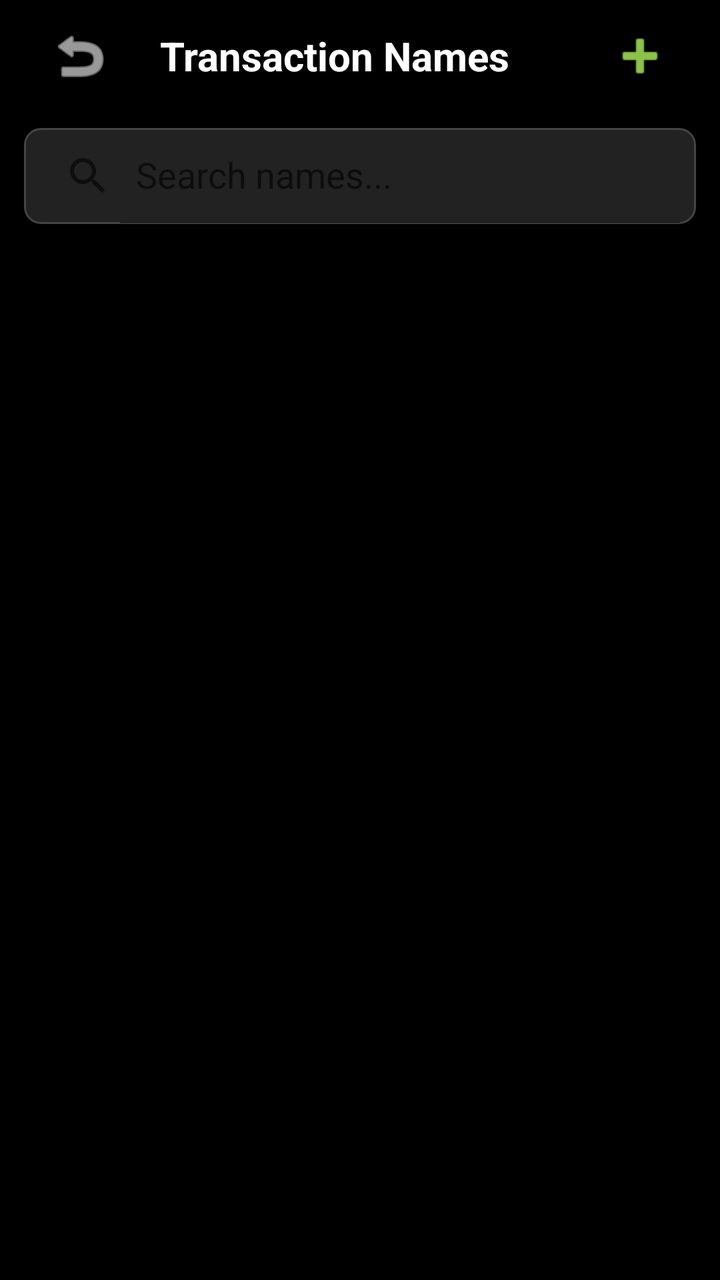
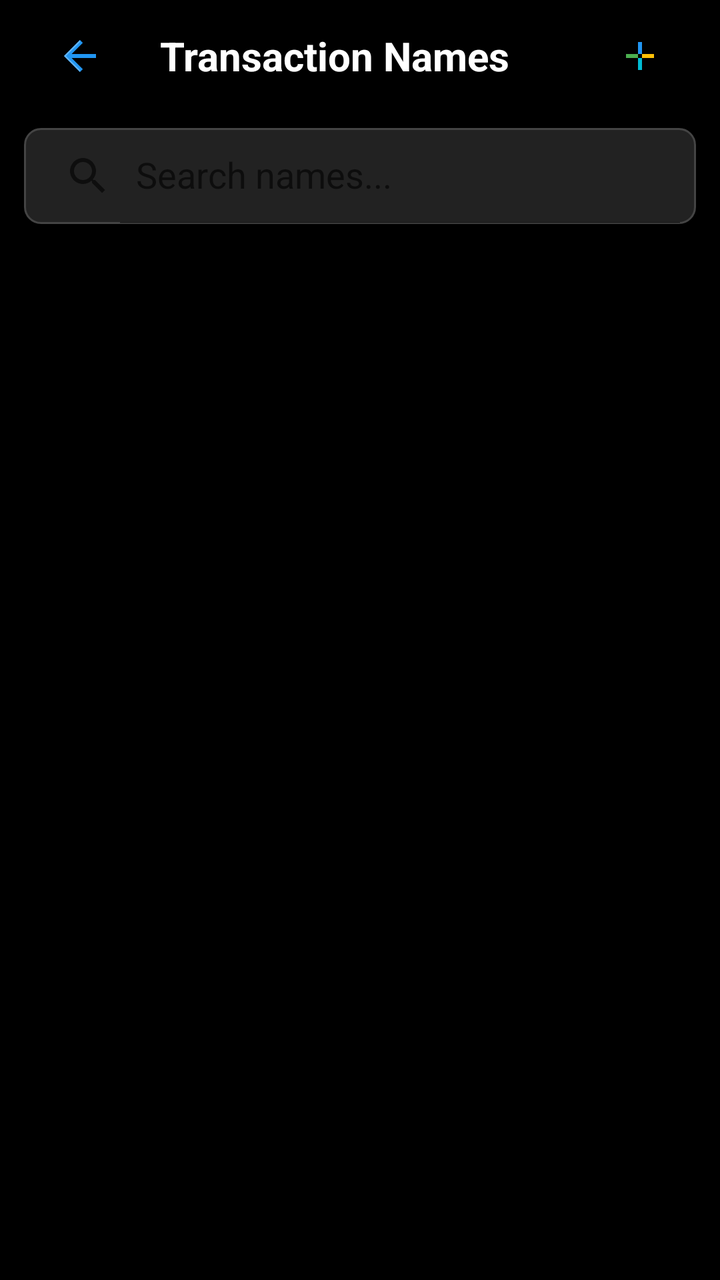

Compare the two renders of this Android layout. The source of the first and the diff that turns it into the second are given below.
<!-- AndroidManifest.xml: activity theme Theme.MyCalendar2026SAR -->
<!-- res/layout/activity_transaction_names.xml -->
<?xml version="1.0" encoding="utf-8"?>
<androidx.constraintlayout.widget.ConstraintLayout xmlns:android="http://schemas.android.com/apk/res/android"
    xmlns:app="http://schemas.android.com/apk/res-auto"
    xmlns:tools="http://schemas.android.com/tools"
    android:layout_width="match_parent"
    android:layout_height="match_parent"
    android:background="#000000"
    tools:context=".TransactionNamesActivity">

    <LinearLayout
        android:id="@+id/txNamesTopBar"
        android:layout_width="match_parent"
        android:layout_height="56dp"
        android:gravity="center_vertical"
        android:orientation="horizontal"
        android:paddingStart="16dp"
        android:paddingEnd="16dp"
        app:layout_constraintTop_toTopOf="parent">

        <ImageButton
            android:id="@+id/txNamesBackButton"
            android:layout_width="48dp"
            android:layout_height="48dp"
            android:background="?attr/selectableItemBackgroundBorderless"
            android:contentDescription="Back"
            android:src="@android:drawable/ic_menu_revert"
            app:tint="@color/white" />

        <TextView
            android:layout_width="0dp"
            android:layout_height="wrap_content"
            android:layout_marginStart="16dp"
            android:layout_weight="1"
            android:text="@string/menu_transaction_names"
            android:textColor="@color/white"
            android:textSize="20sp"
            android:textStyle="bold" />

        <ImageButton
            android:id="@+id/txNamesAddButton"
            android:layout_width="48dp"
            android:layout_height="48dp"
            android:background="?attr/selectableItemBackgroundBorderless"
            android:contentDescription="Add name"
            android:src="@android:drawable/ic_input_add"
            app:tint="@color/light_green" />
    </LinearLayout>

    <androidx.appcompat.widget.SearchView
        android:id="@+id/txNamesSearchView"
        android:layout_width="match_parent"
        android:layout_height="wrap_content"
        android:layout_marginTop="8dp"
        android:layout_marginStart="12dp"
        android:layout_marginEnd="12dp"
        android:background="@drawable/rounded_search_bg"
        app:iconifiedByDefault="false"
        app:queryHint="Search names..."
        app:layout_constraintTop_toBottomOf="@id/txNamesTopBar" />

    <androidx.recyclerview.widget.RecyclerView
        android:id="@+id/txNamesRecyclerView"
        android:layout_width="match_parent"
        android:layout_height="0dp"
        android:padding="8dp"
        app:layout_constraintBottom_toBottomOf="parent"
        app:layout_constraintTop_toBottomOf="@id/txNamesSearchView" />

    <TextView
        android:id="@+id/txNamesEmptyText"
        android:layout_width="wrap_content"
        android:layout_height="wrap_content"
        android:text="No saved names yet. Tap + to add one."
        android:textColor="@color/text_secondary"
        android:visibility="gone"
        app:layout_constraintBottom_toBottomOf="parent"
        app:layout_constraintEnd_toEndOf="parent"
        app:layout_constraintStart_toStartOf="parent"
        app:layout_constraintTop_toBottomOf="@id/txNamesSearchView" />

</androidx.constraintlayout.widget.ConstraintLayout>
<!-- resources referenced by this layout -->
<resources>
  <color name="light_green">#8BC34A</color>
  <color name="text_secondary">#AAAAAA</color>
  <color name="white">#FFFFFFFF</color>
  <!-- drawable rounded_search_bg (drawable) -->
  <?xml version="1.0" encoding="utf-8"?>
  <shape xmlns:android="http://schemas.android.com/apk/res/android">
      <solid android:color="#222222" />
      <corners android:radius="8dp" />
      <stroke android:width="1dp" android:color="#444444" />
  </shape>
  <string name="menu_transaction_names">Transaction Names</string>
  <color name="hunter_green">#355E3B</color>
  <color name="teal_200">#FF03DAC5</color>
  <color name="teal_700">#FF018786</color>
  <color name="black">#FF000000</color>
  <style name="CustomMenuTextAppearance" parent="TextAppearance.AppCompat.Widget.PopupMenu.Large">
          <item name="android:textSize">@dimen/_10ssp</item>
          <item name="android:textColor">@color/white</item>
      </style>
  <style name="CustomPopupMenuStyle" parent="Widget.AppCompat.PopupMenu">
          <item name="android:minWidth">@dimen/_110sdp</item>
      </style>
  <style name="CustomAlertDialogTheme" parent="ThemeOverlay.MaterialComponents.MaterialAlertDialog">
          <item name="colorPrimary">@color/light_green</item>
          <item name="colorAccent">@color/light_green</item>
          <item name="colorSecondary">@color/light_green</item>
          <item name="android:textColorPrimary">@color/white</item>
          
          <item name="buttonBarPositiveButtonStyle">@style/GreenButtonStyle</item>
          <item name="buttonBarNegativeButtonStyle">@style/GreenButtonStyle</item>
          <item name="buttonBarNeutralButtonStyle">@style/GreenButtonStyle</item>
      </style>
  <style name="GreenButtonStyle" parent="Widget.MaterialComponents.Button.TextButton">
          <item name="android:textColor">@color/light_green</item>
      </style>
  <!-- unchanged entries left out for length: 1 -->
</resources>

<!-- the commit's change to res/layout/activity_transaction_names.xml (unified diff, before → after) -->
@@ -23,8 +23,7 @@
             android:layout_height="48dp"
             android:background="?attr/selectableItemBackgroundBorderless"
             android:contentDescription="Back"
-            android:src="@android:drawable/ic_menu_revert"
-            app:tint="@color/white" />
+            android:src="@drawable/ic_back_color" />
 
         <TextView
             android:layout_width="0dp"
@@ -42,8 +41,7 @@
             android:layout_height="48dp"
             android:background="?attr/selectableItemBackgroundBorderless"
             android:contentDescription="Add name"
-            android:src="@android:drawable/ic_input_add"
-            app:tint="@color/light_green" />
+            android:src="@drawable/ic_add_colorful" />
     </LinearLayout>
 
     <androidx.appcompat.widget.SearchView
<!-- resource entries referenced after the edit -->
@@ -3,6 +3,42 @@
   <color name="light_green">#8BC34A</color>
   <color name="text_secondary">#AAAAAA</color>
   <color name="white">#FFFFFFFF</color>
+  <!-- drawable ic_add_colorful (drawable) -->
+  <vector xmlns:android="http://schemas.android.com/apk/res/android"
+      android:width="24dp"
+      android:height="24dp"
+      android:viewportWidth="24"
+      android:viewportHeight="24">
+      
+      <path
+          android:fillColor="#2196F3"
+          android:pathData="M11,5h2v6h-2V5z" />
+      <path
+          android:fillColor="#00BCD4"
+          android:pathData="M11,13h2v6h-2v-6z" />
+      
+      <path
+          android:fillColor="#4CAF50"
+          android:pathData="M5,11h6v2H5v-2z" />
+      <path
+          android:fillColor="#FFC107"
+          android:pathData="M13,11h6v2h-6v-2z" />
+  </vector>
+  <!-- drawable ic_back_color (drawable) -->
+  <vector xmlns:android="http://schemas.android.com/apk/res/android"
+      android:width="24dp"
+      android:height="24dp"
+      android:viewportWidth="24"
+      android:viewportHeight="24">
+      
+      <path
+          android:fillColor="#2196F3"
+          android:pathData="M20,11H7.83l5.59,-5.59L12,4l-8,8 8,8 1.41,-1.41L7.83,13H20v-2z" />
+      
+      <path
+          android:fillColor="#64B5F6"
+          android:pathData="M12,4l-8,8l8,8v-1l-7,-7l7,-7V4z" />
+  </vector>
   <!-- drawable rounded_search_bg (drawable) -->
   <?xml version="1.0" encoding="utf-8"?>
   <shape xmlns:android="http://schemas.android.com/apk/res/android">
